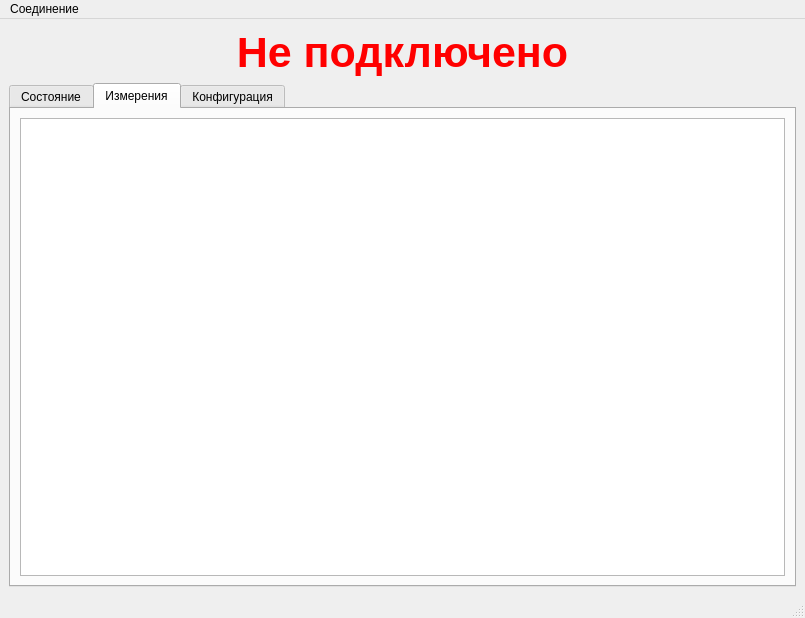
Old version of the form mainwindow.ui in the repository Balyaev-D-A/UNOConfigurator.
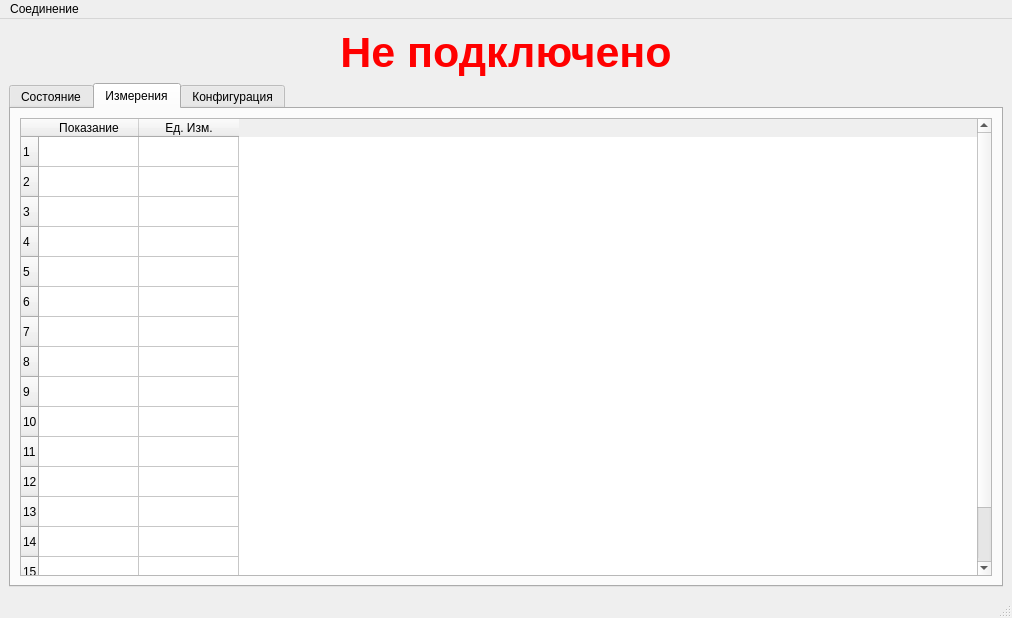
New version of the form. The open tabs and pages were chosen to show the change.

Diff of the .ui file:
```diff
--- a/mainwindow.ui
+++ b/mainwindow.ui
@@ -6,7 +6,7 @@
    <rect>
     <x>0</x>
     <y>0</y>
-    <width>805</width>
+    <width>1012</width>
     <height>618</height>
    </rect>
   </property>
@@ -386,7 +386,98 @@
        </attribute>
        <layout class="QHBoxLayout" name="horizontalLayout">
         <item>
-         <widget class="QTableWidget" name="tableWidget"/>
+         <widget class="QTableWidget" name="tableWidget">
+          <row>
+           <property name="text">
+            <string>1</string>
+           </property>
+          </row>
+          <row>
+           <property name="text">
+            <string>2</string>
+           </property>
+          </row>
+          <row>
+           <property name="text">
+            <string>3</string>
+           </property>
+          </row>
+          <row>
+           <property name="text">
+            <string>4</string>
+           </property>
+          </row>
+          <row>
+           <property name="text">
+            <string>5</string>
+           </property>
+          </row>
+          <row>
+           <property name="text">
+            <string>6</string>
+           </property>
+          </row>
+          <row>
+           <property name="text">
+            <string>7</string>
+           </property>
+          </row>
+          <row>
+           <property name="text">
+            <string>8</string>
+           </property>
+          </row>
+          <row>
+           <property name="text">
+            <string>9</string>
+           </property>
+          </row>
+          <row>
+           <property name="text">
+            <string>10</string>
+           </property>
+          </row>
+          <row>
+           <property name="text">
+            <string>11</string>
+           </property>
+          </row>
+          <row>
+           <property name="text">
+            <string>12</string>
+           </property>
+          </row>
+          <row>
+           <property name="text">
+            <string>13</string>
+           </property>
+          </row>
+          <row>
+           <property name="text">
+            <string>14</string>
+           </property>
+          </row>
+          <row>
+           <property name="text">
+            <string>15</string>
+           </property>
+          </row>
+          <row>
+           <property name="text">
+            <string>16</string>
+           </property>
+          </row>
+          <column>
+           <property name="text">
+            <string>Показание</string>
+           </property>
+          </column>
+          <column>
+           <property name="text">
+            <string>Ед. Изм.</string>
+           </property>
+          </column>
+         </widget>
         </item>
        </layout>
       </widget>
@@ -404,7 +495,7 @@
     <rect>
      <x>0</x>
      <y>0</y>
-     <width>805</width>
+     <width>1012</width>
      <height>20</height>
     </rect>
    </property>
```
Left out of the diff: 26 changed lines with no effect on the pictures.
